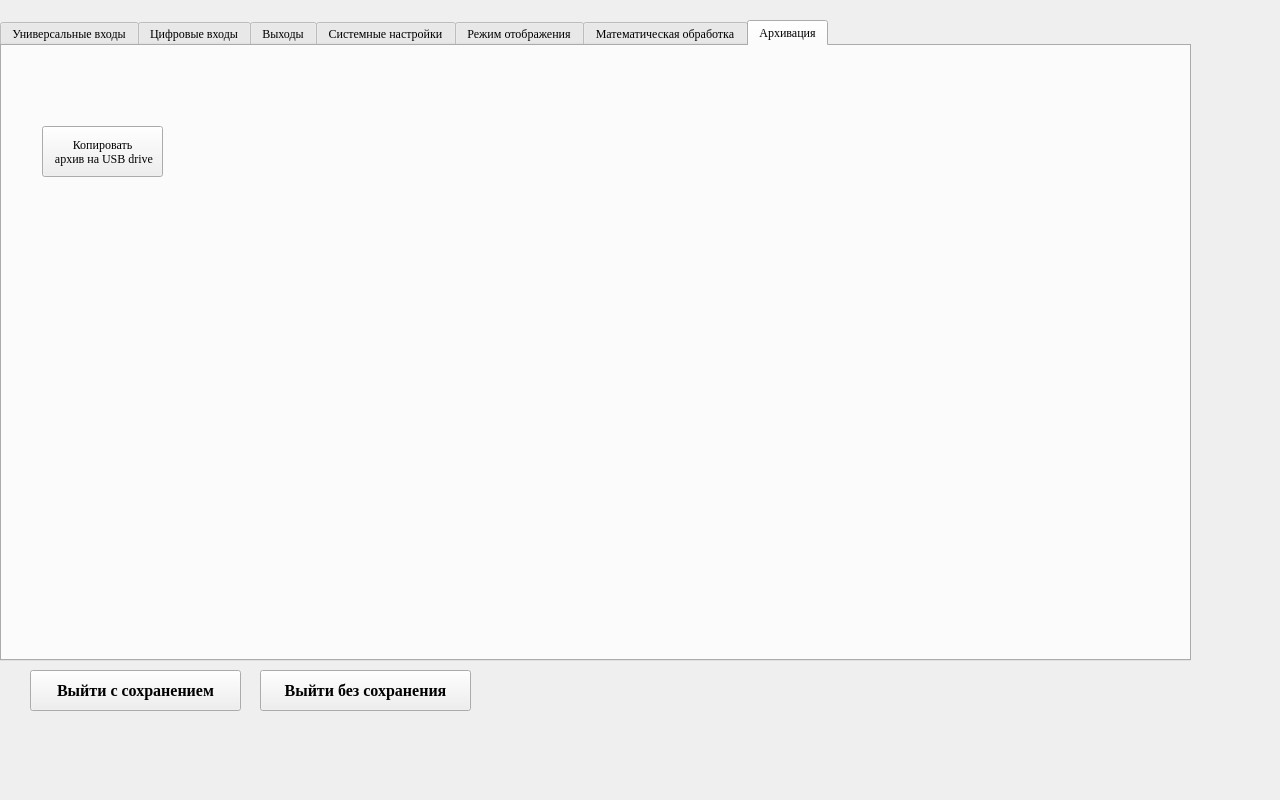
First picture: the form in options.ui, repository tomyqg/topaz-m, before the edit.
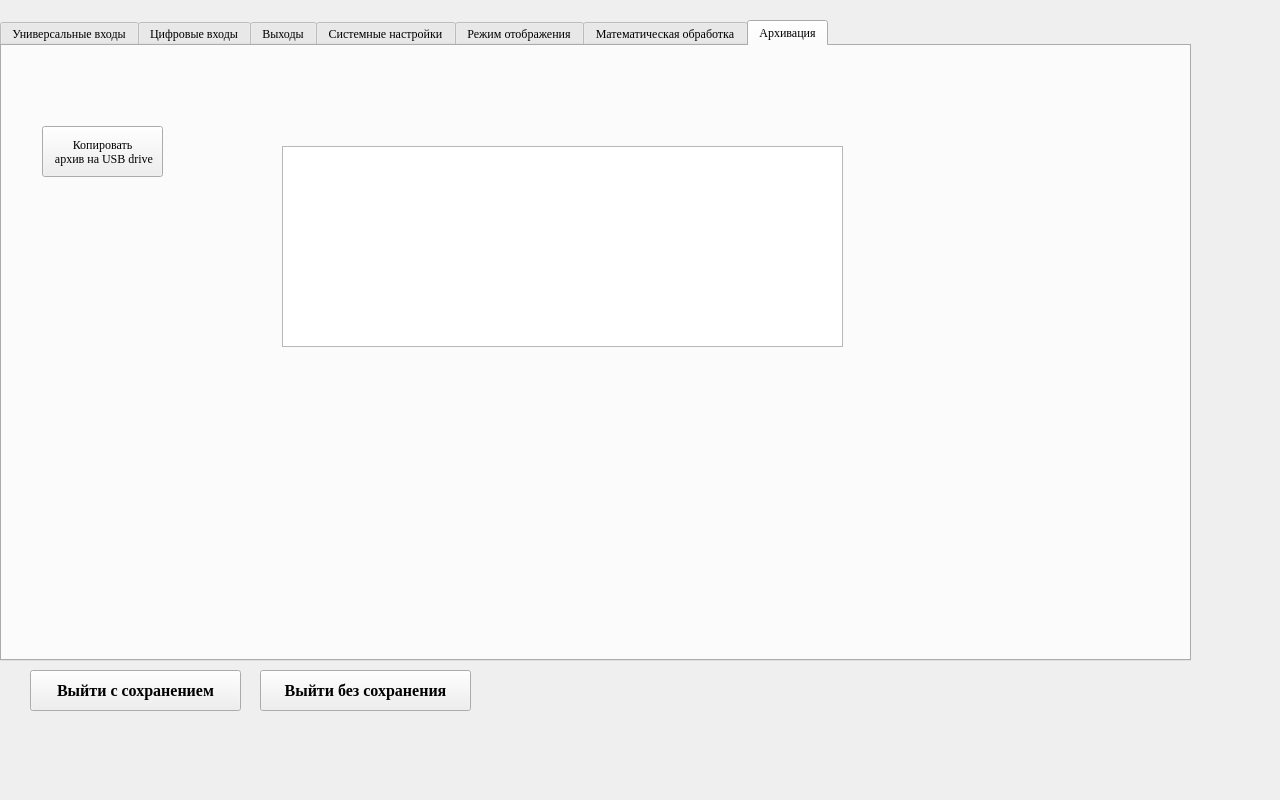
Second picture: the form after the edit.

Commit message: копирует на флешку с датой и временем

What changed in the file:
```diff
--- a/options.ui
+++ b/options.ui
@@ -5328,6 +5328,16 @@
  архив на USB drive</string>
      </property>
     </widget>
+    <widget class="QTextEdit" name="outputtext">
+     <property name="geometry">
+      <rect>
+       <x>280</x>
+       <y>100</y>
+       <width>561</width>
+       <height>201</height>
+      </rect>
+     </property>
+    </widget>
    </widget>
   </widget>
   <widget class="QPushButton" name="pushButton">
```
The commit also changes 2 other files.
